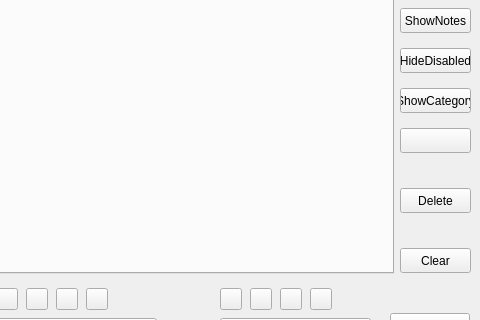
Before: the Qt Designer form QKeyMapper/qkeymapper.ui in Zalafina/QKeyMapper, drawn with Qt 5; both pictures show x 590 to 1070 and y 82 to 402 of the 1070 by 670 pixel window.
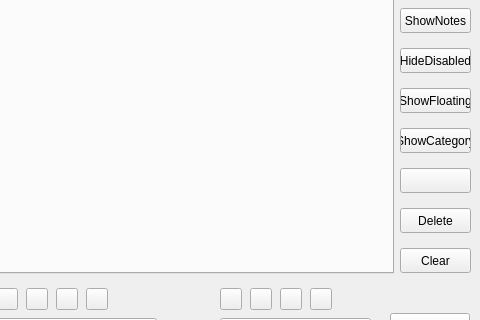
After: the same form once the commit is applied. Custom widgets are drawn as their Qt base class.

Commit message: Add ShowFloating column button.

The edit to the form file:
```diff
--- a/QKeyMapper/qkeymapper.ui
+++ b/QKeyMapper/qkeymapper.ui
@@ -137,7 +137,7 @@
    <property name="geometry">
     <rect>
      <x>990</x>
-     <y>270</y>
+     <y>290</y>
      <width>71</width>
      <height>25</height>
     </rect>
@@ -2393,7 +2393,7 @@
    <property name="geometry">
     <rect>
      <x>990</x>
-     <y>170</y>
+     <y>210</y>
      <width>71</width>
      <height>25</height>
     </rect>
@@ -2508,7 +2508,7 @@
    <property name="geometry">
     <rect>
      <x>990</x>
-     <y>210</y>
+     <y>250</y>
      <width>71</width>
      <height>25</height>
     </rect>
@@ -2599,6 +2599,28 @@
     <bool>false</bool>
    </property>
   </widget>
+  <widget class="QPushButton" name="showFloatingButton">
+   <property name="geometry">
+    <rect>
+     <x>990</x>
+     <y>170</y>
+     <width>71</width>
+     <height>25</height>
+    </rect>
+   </property>
+   <property name="focusPolicy">
+    <enum>Qt::FocusPolicy::NoFocus</enum>
+   </property>
+   <property name="text">
+    <string>ShowFloating</string>
+   </property>
+   <property name="checkable">
+    <bool>true</bool>
+   </property>
+   <property name="autoDefault">
+    <bool>false</bool>
+   </property>
+  </widget>
  </widget>
  <layoutdefault spacing="6" margin="11"/>
  <customwidgets>
```
The commit also changes 12 other files.
